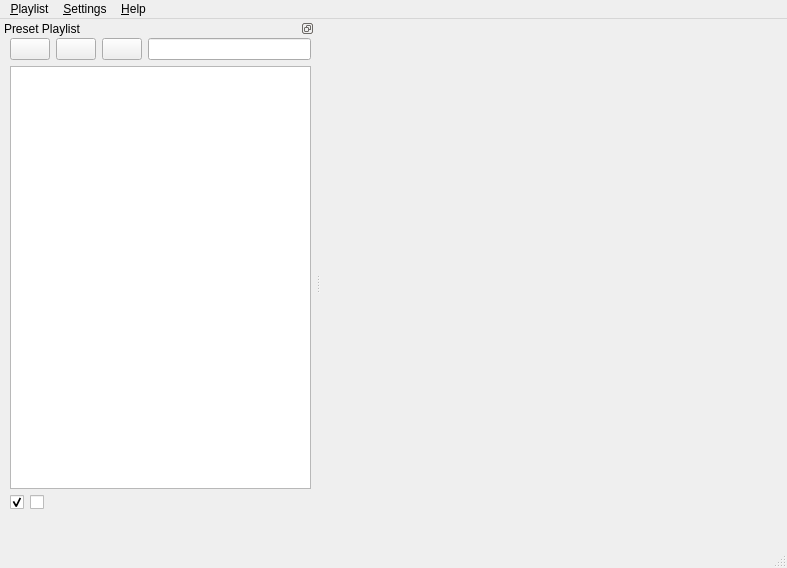
projectM-visualizer/projectm, file src/qprojectM/src/QProjectM_MainWindow.ui: the form before one commit.
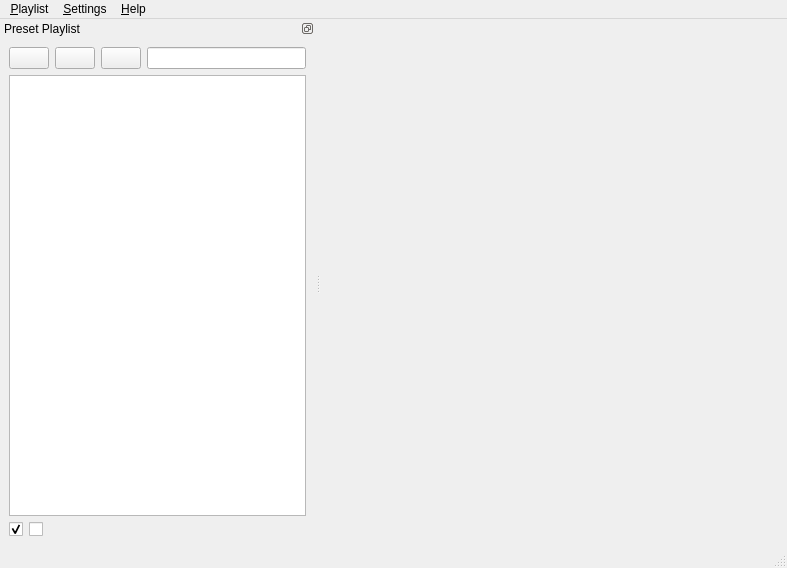
The form after the commit. Icons and pictures are not drawn.

Commit message: thanks aep on #qt, I FINALLY figured how the expanding widget problem

The edit to the form file:
```diff
--- a/src/qprojectM/src/QProjectM_MainWindow.ui
+++ b/src/qprojectM/src/QProjectM_MainWindow.ui
@@ -96,31 +96,11 @@
       <verstretch>1</verstretch>
      </sizepolicy>
     </property>
-    <widget class="QWidget" name="verticalLayout" >
-     <property name="geometry" >
-      <rect>
-       <x>10</x>
-       <y>0</y>
-       <width>301</width>
-       <height>481</height>
-      </rect>
-     </property>
-     <layout class="QVBoxLayout" >
-      <property name="spacing" >
-       <number>-1</number>
-      </property>
-      <property name="bottomMargin" >
-       <number>9</number>
-      </property>
-      <item>
-       <layout class="QHBoxLayout" >
-        <property name="spacing" >
-         <number>6</number>
-        </property>
-        <item>
+    <layout class="QGridLayout" >
+     <item row="0" column="0" colspan="2" >
          <widget class="QPushButton" name="presetOpenPushButton" >
           <property name="sizePolicy" >
-           <sizepolicy vsizetype="Fixed" hsizetype="Fixed" >
+        <sizepolicy vsizetype="Fixed" hsizetype="Expanding" >
             <horstretch>0</horstretch>
             <verstretch>0</verstretch>
            </sizepolicy>
@@ -139,10 +119,10 @@
           </property>
          </widget>
         </item>
-        <item>
+     <item row="0" column="2" >
          <widget class="QPushButton" name="presetSavePushButton" >
           <property name="sizePolicy" >
-           <sizepolicy vsizetype="Fixed" hsizetype="Fixed" >
+        <sizepolicy vsizetype="Fixed" hsizetype="Expanding" >
             <horstretch>0</horstretch>
             <verstretch>0</verstretch>
            </sizepolicy>
@@ -164,10 +144,10 @@
           </property>
          </widget>
         </item>
-        <item>
+     <item row="0" column="3" >
          <widget class="QPushButton" name="clearPresetList_PushButton" >
           <property name="sizePolicy" >
-           <sizepolicy vsizetype="Fixed" hsizetype="Fixed" >
+        <sizepolicy vsizetype="Fixed" hsizetype="MinimumExpanding" >
             <horstretch>0</horstretch>
             <verstretch>0</verstretch>
            </sizepolicy>
@@ -186,11 +166,11 @@
           </property>
          </widget>
         </item>
-        <item>
+     <item row="0" column="4" >
          <widget class="QLineEdit" name="presetSearchBarLineEdit" >
           <property name="sizePolicy" >
            <sizepolicy vsizetype="Fixed" hsizetype="Expanding" >
-            <horstretch>1</horstretch>
+         <horstretch>20</horstretch>
             <verstretch>0</verstretch>
            </sizepolicy>
           </property>
@@ -205,9 +185,7 @@
           </property>
          </widget>
         </item>
-       </layout>
-      </item>
-      <item>
+     <item row="1" column="0" colspan="5" >
        <widget class="QTableView" name="tableView" >
         <property name="sizePolicy" >
          <sizepolicy vsizetype="Expanding" hsizetype="Expanding" >
@@ -256,12 +234,7 @@
         </property>
        </widget>
       </item>
-      <item>
-       <layout class="QHBoxLayout" >
-        <property name="spacing" >
-         <number>6</number>
-        </property>
-        <item>
+     <item row="2" column="0" >
          <widget class="QCheckBox" name="randomCheckBox" >
           <property name="enabled" >
            <bool>true</bool>
@@ -307,7 +280,7 @@
           </property>
          </widget>
         </item>
-        <item>
+     <item row="2" column="1" colspan="4" >
          <widget class="QCheckBox" name="lockPresetCheckBox" >
           <property name="enabled" >
            <bool>true</bool>
@@ -353,9 +326,6 @@
          </widget>
         </item>
        </layout>
-      </item>
-     </layout>
-    </widget>
    </widget>
   </widget>
   <action name="actionAddPresets" >
```
Lines whose indentation alone changed are shown as unchanged. The commit also changes 1 other file.
